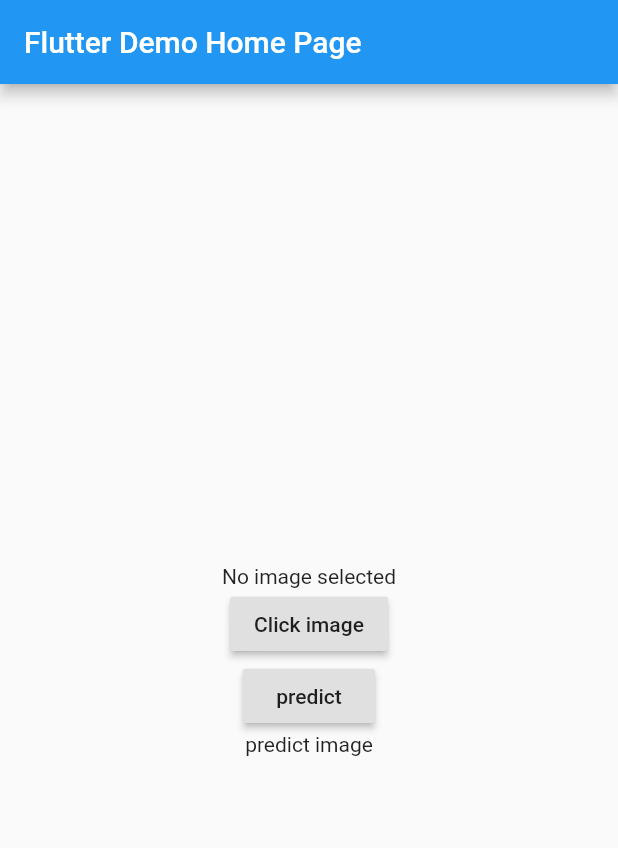
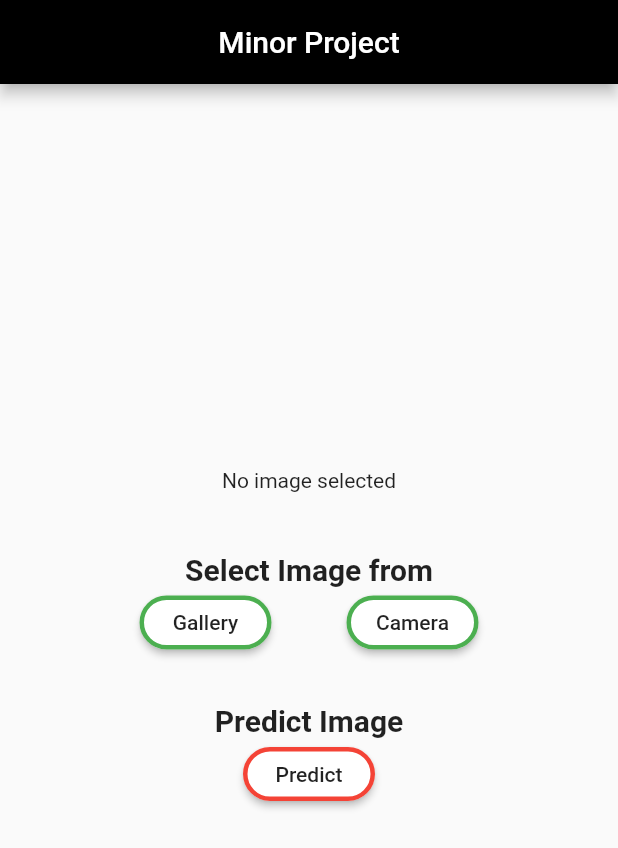
Before and after one commit to rishabhdavesar/Hindi-handwritten-text-recognition-Flutter-App, a Flutter app: the screen it shows after launch, on a phone screen of 412 x 824 dp. Shown: the top 848 px of the screen. Run offline on Flutter 3.47's test engine with Material 2 defaults, Android fonts, the phone set to English and light mode, and no system bars; our stand-ins replace image_picker.

Commit message:
ui changed

```diff
--- a/minor/lib/main.dart
+++ b/minor/lib/main.dart
@@ -15,10 +15,10 @@ class MyApp extends StatelessWidget {
   @override
   Widget build(BuildContext context) {
     return MaterialApp(
+      debugShowCheckedModeBanner: false,
       title: 'Flutter Demo',
       theme: ThemeData(
         primarySwatch: Colors.blue,
-
       ),
       home: MyHomePage(title: 'Flutter Demo Home Page'),
     );
@@ -46,24 +46,78 @@ class _MyHomePageState extends State<MyHomePage> {
     });
   }
 
+  getImageCamera() async {
+    File img = await ImagePicker.pickImage(source: ImageSource.camera);
+    setState(() {
+      image = img;
+    });
+  }
+
   @override
   Widget build(BuildContext context) {
     return Scaffold(
       appBar: AppBar(
-        title: Text(widget.title),
+        backgroundColor: Colors.black,
+        centerTitle: true,
+        title: Text("Minor Project"),
       ),
       body: Center(
+        child: SingleChildScrollView(
                   child: Column(
             mainAxisAlignment: MainAxisAlignment.center,
             children: <Widget>[
-            image==null?Text('No image selected'):
-            Image.file(image),
+              image == null
+                  ? Text('No image selected')
+                  : Container(
+                  //  color: Colors.blue,
+                    height: 400,
+                    width: 400,
+                      margin: EdgeInsets.all(10), child: Image.file(image)),
+              SizedBox(
+                height: 40,
+              ),
+              Text(
+                "Select Image from",
+                style: TextStyle(fontSize: 20, fontWeight: FontWeight.bold),
+              ),
+              Row(
+                mainAxisAlignment: MainAxisAlignment.center,
+                children: <Widget>[
+                  RaisedButton(
+                    color: Colors.white,
+                    shape: RoundedRectangleBorder(
+  borderRadius: BorderRadius.circular(18.0),
+  side: BorderSide(color: Colors.green,width: 3)
 
+),
+                    onPressed: getImage,
+                    child: Text('Gallery'),
+                  ),
+                  SizedBox(width: 50),
                   RaisedButton(
+                    color: Colors.white,
+                    shape: RoundedRectangleBorder(
+  borderRadius: BorderRadius.circular(18.0),
+  side: BorderSide(color: Colors.green,width: 3)
+),
                     onPressed: getImage,
-              child: Text('Click image'),
+                    child: Text('Camera'),
+                  ),
+                ],
+              ),
+              SizedBox(
+                height: 30,
+              ),
+              Text(
+                'Predict Image',
+                style: TextStyle(fontSize: 20, fontWeight: FontWeight.bold),
               ),
               RaisedButton(
+                color: Colors.white,
+                shape: RoundedRectangleBorder(
+  borderRadius: BorderRadius.circular(18.0),
+  side: BorderSide(color: Colors.red,width: 3)
+),
                 onPressed: () async {
                   Uri apiUrl = Uri.parse("http://192.168.43.175:5000/predict");
                   final imageUploadRequest =
@@ -82,20 +136,61 @@ class _MyHomePageState extends State<MyHomePage> {
                   if (response.statusCode != 200) {
                     return null;
                   }
-                final responseData =
-                    json.decode(response.body);
+                  final responseData = json.decode(response.body);
 
                   setState(() {
                     prediction = responseData['result'];
                   });
+
+                  showAlertDialog(context,prediction);
                 },
-              child: Text('predict'),
+                child: Text('Predict'),
               ),
-            Text(prediction==null?'predict image':prediction),
+              Text(
+                prediction == null ? '' : prediction,
+                style: TextStyle(fontSize: 24, fontWeight: FontWeight.bold),
+              ),
             ],
+          ),
         ),
       ),
       // This trailing comma makes auto-formatting nicer for build methods.
     );
   }
+    showAlertDialog(BuildContext context,String x) {
+    double h = MediaQuery.of(context).size.height;
+    double w = MediaQuery.of(context).size.width;
+
+    AlertDialog alert = AlertDialog(
+      backgroundColor: Colors.transparent,
+
+      elevation: 0,
+
+     title: Text("Predicted Text"),
+      content: GestureDetector(
+        onTap: () => Navigator.pop(context),
+        child: Container(
+          //     color: Colors.blue,
+          height: h,
+          width: w,
+          child: Text(x, style: TextStyle(fontSize: 24, fontWeight: FontWeight.bold),)
+        ),
+      ),
+
+      actions: [
+        // okButton,
+      ],
+    );
+
+
+    showDialog(
+      context: context,
+      builder: (BuildContext context) {
+        Future.delayed(Duration(seconds: 10), () {
+          Navigator.of(context).pop(true);
+        });
+        return alert;
+      },
+    );
   }
+}
```
Lines whose indentation alone changed are shown as unchanged.
